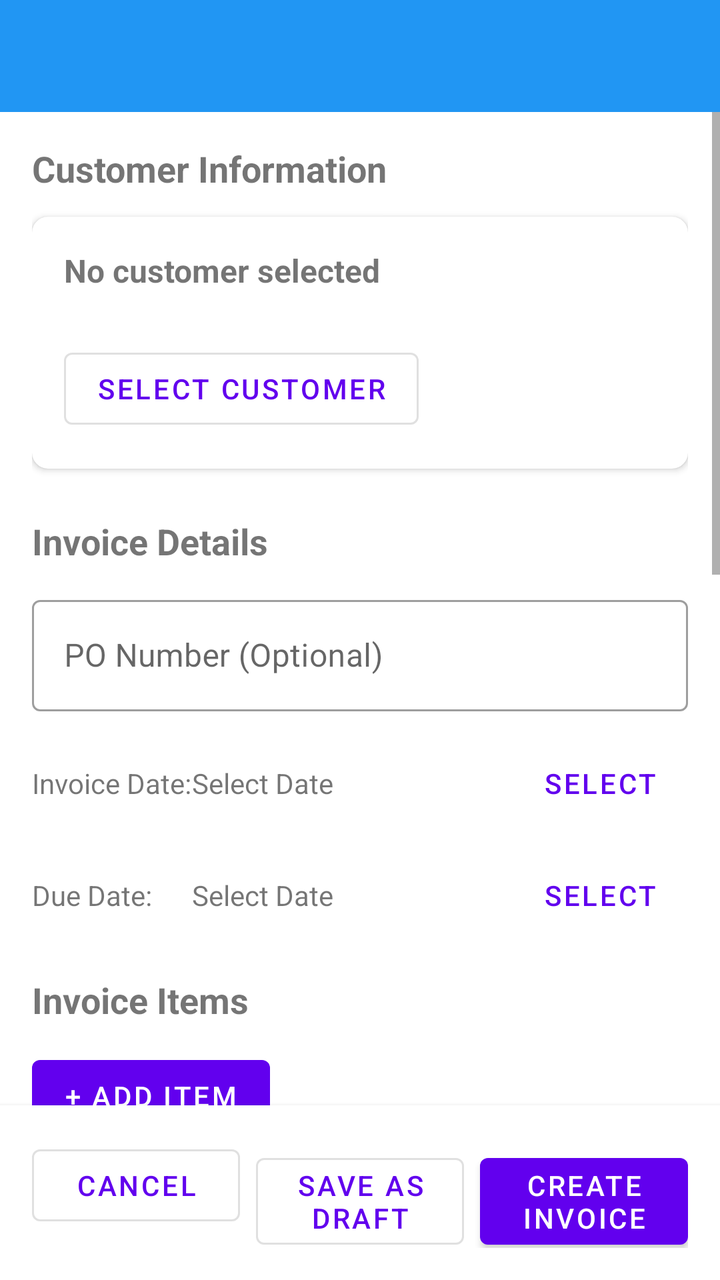
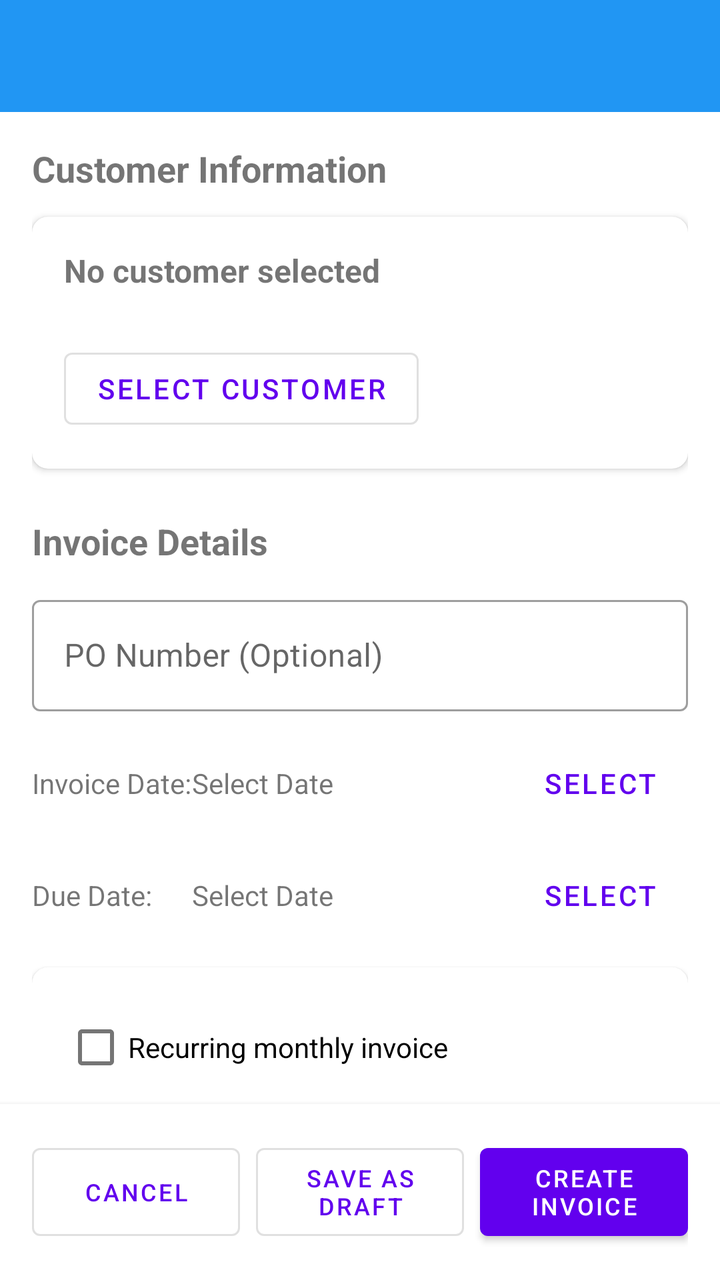

Before-and-after screenshots of an Android layout around one commit, followed by the original layout XML and the change that was made.
<!-- AndroidManifest.xml: application theme Theme.InvoiceApp -->
<!-- res/layout/activity_create_invoice.xml -->
<?xml version="1.0" encoding="utf-8"?>
<LinearLayout xmlns:android="http://schemas.android.com/apk/res/android"
    xmlns:app="http://schemas.android.com/apk/res-auto"
    android:layout_width="match_parent"
    android:layout_height="match_parent"
    android:orientation="vertical"
    android:background="@android:color/white">

    <androidx.appcompat.widget.Toolbar
        android:id="@+id/toolbar"
        android:layout_width="match_parent"
        android:layout_height="?attr/actionBarSize"
        android:background="@color/primary"
        app:titleTextColor="@android:color/white" />

    <ScrollView
        android:layout_width="match_parent"
        android:layout_height="0dp"
        android:layout_weight="1">

        <LinearLayout
            android:layout_width="match_parent"
            android:layout_height="wrap_content"
            android:orientation="vertical"
            android:padding="16dp">

            
            <TextView
                android:layout_width="wrap_content"
                android:layout_height="wrap_content"
                android:text="Customer Information"
                android:textSize="18sp"
                android:textStyle="bold"
                android:layout_marginBottom="12dp" />

            <com.google.android.material.card.MaterialCardView
                android:layout_width="match_parent"
                android:layout_height="wrap_content"
                android:layout_marginBottom="16dp"
                app:cardCornerRadius="8dp"
                app:cardElevation="2dp">

                <LinearLayout
                    android:layout_width="match_parent"
                    android:layout_height="wrap_content"
                    android:orientation="vertical"
                    android:padding="16dp">

                    <TextView
                        android:id="@+id/tvSelectedCustomer"
                        android:layout_width="wrap_content"
                        android:layout_height="wrap_content"
                        android:text="No customer selected"
                        android:textSize="16sp"
                        android:textStyle="bold" />

                    <TextView
                        android:id="@+id/tvSelectedCustomerDetails"
                        android:layout_width="wrap_content"
                        android:layout_height="wrap_content"
                        android:text=""
                        android:textSize="12sp"
                        android:textColor="@android:color/darker_gray" />

                    <Button
                        android:id="@+id/btnSelectCustomer"
                        android:layout_width="wrap_content"
                        android:layout_height="wrap_content"
                        android:layout_marginTop="8dp"
                        android:text="Select Customer"
                        style="@style/Widget.MaterialComponents.Button.OutlinedButton" />

                </LinearLayout>

            </com.google.android.material.card.MaterialCardView>

            
            <com.google.android.material.card.MaterialCardView
                android:id="@+id/cardDraftWarning"
                android:layout_width="match_parent"
                android:layout_height="wrap_content"
                android:layout_marginBottom="16dp"
                android:visibility="gone"
                app:cardBackgroundColor="#FFF3E0"
                app:cardCornerRadius="8dp"
                app:cardElevation="2dp">

                <LinearLayout
                    android:layout_width="match_parent"
                    android:layout_height="wrap_content"
                    android:orientation="horizontal"
                    android:padding="12dp">

                    <androidx.appcompat.widget.AppCompatImageView
                        android:layout_width="24dp"
                        android:layout_height="24dp"
                        android:src="@android:drawable/ic_dialog_info"
                        android:tint="#FF9800" />

                    <TextView
                        android:layout_width="0dp"
                        android:layout_height="wrap_content"
                        android:layout_weight="1"
                        android:layout_marginStart="12dp"
                        android:text="This is a DRAFT invoice. Click 'Send Invoice' to convert it to a Pending invoice and send to customer."
                        android:textColor="#E65100"
                        android:textSize="12sp" />

                </LinearLayout>

            </com.google.android.material.card.MaterialCardView>

            
            <TextView
                android:layout_width="wrap_content"
                android:layout_height="wrap_content"
                android:text="Invoice Details"
                android:textSize="18sp"
                android:textStyle="bold"
                android:layout_marginTop="8dp"
                android:layout_marginBottom="12dp" />

            <com.google.android.material.textfield.TextInputLayout
                android:layout_width="match_parent"
                android:layout_height="wrap_content"
                android:layout_marginBottom="12dp"
                style="@style/Widget.MaterialComponents.TextInputLayout.OutlinedBox">

                <com.google.android.material.textfield.TextInputEditText
                    android:id="@+id/etPoNumber"
                    android:layout_width="match_parent"
                    android:layout_height="wrap_content"
                    android:hint="PO Number (Optional)"
                    android:inputType="text" />
            </com.google.android.material.textfield.TextInputLayout>

            <LinearLayout
                android:layout_width="match_parent"
                android:layout_height="wrap_content"
                android:orientation="horizontal">

                <TextView
                    android:layout_width="0dp"
                    android:layout_height="wrap_content"
                    android:layout_weight="1"
                    android:text="Invoice Date:" />

                <TextView
                    android:id="@+id/tvSelectedDate"
                    android:layout_width="0dp"
                    android:layout_height="wrap_content"
                    android:layout_weight="2"
                    android:text="Select Date" />

                <Button
                    android:id="@+id/btnSelectDate"
                    android:layout_width="wrap_content"
                    android:layout_height="wrap_content"
                    android:text="Select"
                    style="@style/Widget.MaterialComponents.Button.TextButton" />

            </LinearLayout>

            <EditText
                android:id="@+id/etInvoiceDate"
                android:layout_width="match_parent"
                android:layout_height="wrap_content"
                android:visibility="gone" />

            <LinearLayout
                android:layout_width="match_parent"
                android:layout_height="wrap_content"
                android:layout_marginTop="8dp"
                android:orientation="horizontal">

                <TextView
                    android:layout_width="0dp"
                    android:layout_height="wrap_content"
                    android:layout_weight="1"
                    android:text="Due Date:" />

                <TextView
                    android:id="@+id/tvSelectedDueDate"
                    android:layout_width="0dp"
                    android:layout_height="wrap_content"
                    android:layout_weight="2"
                    android:text="Select Date" />

                <Button
                    android:id="@+id/btnSelectDueDate"
                    android:layout_width="wrap_content"
                    android:layout_height="wrap_content"
                    android:text="Select"
                    style="@style/Widget.MaterialComponents.Button.TextButton" />

            </LinearLayout>

            <EditText
                android:id="@+id/etDueDate"
                android:layout_width="match_parent"
                android:layout_height="wrap_content"
                android:visibility="gone" />

            
            <TextView
                android:layout_width="wrap_content"
                android:layout_height="wrap_content"
                android:text="Invoice Items"
                android:textSize="18sp"
                android:textStyle="bold"
                android:layout_marginTop="16dp"
                android:layout_marginBottom="12dp" />

            <Button
                android:id="@+id/btnAddItem"
                android:layout_width="wrap_content"
                android:layout_height="wrap_content"
                android:text="+ Add Item"
                android:layout_marginBottom="12dp" />

            <androidx.recyclerview.widget.RecyclerView
                android:id="@+id/recyclerInvoiceItems"
                android:layout_width="match_parent"
                android:layout_height="wrap_content"
                android:nestedScrollingEnabled="false"
                android:maxHeight="400dp" />

            
            <TextView
                android:layout_width="wrap_content"
                android:layout_height="wrap_content"
                android:text="Financial Details"
                android:textSize="18sp"
                android:textStyle="bold"
                android:layout_marginTop="16dp"
                android:layout_marginBottom="12dp" />

            <com.google.android.material.textfield.TextInputLayout
                android:layout_width="match_parent"
                android:layout_height="wrap_content"
                android:layout_marginBottom="12dp"
                style="@style/Widget.MaterialComponents.TextInputLayout.OutlinedBox">

                <com.google.android.material.textfield.TextInputEditText
                    android:id="@+id/etTaxRate"
                    android:layout_width="match_parent"
                    android:layout_height="wrap_content"
                    android:hint="Tax Rate (%)"
                    android:inputType="numberDecimal"
                    android:text="0" />
            </com.google.android.material.textfield.TextInputLayout>

            <com.google.android.material.textfield.TextInputLayout
                android:layout_width="match_parent"
                android:layout_height="wrap_content"
                android:layout_marginBottom="12dp"
                style="@style/Widget.MaterialComponents.TextInputLayout.OutlinedBox">

                <com.google.android.material.textfield.TextInputEditText
                    android:id="@+id/etDiscount"
                    android:layout_width="match_parent"
                    android:layout_height="wrap_content"
                    android:hint="Discount Amount"
                    android:inputType="numberDecimal"
                    android:text="0" />
            </com.google.android.material.textfield.TextInputLayout>

            <com.google.android.material.textfield.TextInputLayout
                android:layout_width="match_parent"
                android:layout_height="wrap_content"
                android:layout_marginBottom="12dp"
                style="@style/Widget.MaterialComponents.TextInputLayout.OutlinedBox">

                <com.google.android.material.textfield.TextInputEditText
                    android:id="@+id/etShipping"
                    android:layout_width="match_parent"
                    android:layout_height="wrap_content"
                    android:hint="Shipping Fee"
                    android:inputType="numberDecimal"
                    android:text="0" />
            </com.google.android.material.textfield.TextInputLayout>

            
            <androidx.cardview.widget.CardView
                android:layout_width="match_parent"
                android:layout_height="wrap_content"
                android:layout_marginTop="8dp"
                app:cardCornerRadius="8dp"
                app:cardElevation="2dp">

                <LinearLayout
                    android:layout_width="match_parent"
                    android:layout_height="wrap_content"
                    android:orientation="vertical"
                    android:padding="16dp">

                    <LinearLayout
                        android:layout_width="match_parent"
                        android:layout_height="wrap_content"
                        android:orientation="horizontal"
                        android:layout_marginBottom="8dp">

                        <TextView
                            android:layout_width="0dp"
                            android:layout_height="wrap_content"
                            android:layout_weight="1"
                            android:text="Subtotal:" />

                        <TextView
                            android:id="@+id/tvSubtotal"
                            android:layout_width="wrap_content"
                            android:layout_height="wrap_content"
                            android:text="$0.00" />

                    </LinearLayout>

                    <LinearLayout
                        android:layout_width="match_parent"
                        android:layout_height="wrap_content"
                        android:orientation="horizontal"
                        android:layout_marginBottom="8dp">

                        <TextView
                            android:layout_width="0dp"
                            android:layout_height="wrap_content"
                            android:layout_weight="1"
                            android:text="Tax:" />

                        <TextView
                            android:id="@+id/tvTaxAmount"
                            android:layout_width="wrap_content"
                            android:layout_height="wrap_content"
                            android:text="$0.00" />

                    </LinearLayout>

                    <View
                        android:layout_width="match_parent"
                        android:layout_height="1dp"
                        android:background="@android:color/darker_gray"
                        android:layout_marginVertical="8dp" />

                    <LinearLayout
                        android:layout_width="match_parent"
                        android:layout_height="wrap_content"
                        android:orientation="horizontal">

                        <TextView
                            android:layout_width="0dp"
                            android:layout_height="wrap_content"
                            android:layout_weight="1"
                            android:text="Total:"
                            android:textSize="18sp"
                            android:textStyle="bold" />

                        <TextView
                            android:id="@+id/tvTotal"
                            android:layout_width="wrap_content"
                            android:layout_height="wrap_content"
                            android:text="$0.00"
                            android:textSize="18sp"
                            android:textStyle="bold" />

                    </LinearLayout>

                </LinearLayout>

            </androidx.cardview.widget.CardView>

            
            <com.google.android.material.textfield.TextInputLayout
                android:layout_width="match_parent"
                android:layout_height="wrap_content"
                android:layout_marginTop="16dp"
                style="@style/Widget.MaterialComponents.TextInputLayout.OutlinedBox">

                <com.google.android.material.textfield.TextInputEditText
                    android:id="@+id/etNotes"
                    android:layout_width="match_parent"
                    android:layout_height="wrap_content"
                    android:hint="Notes (Optional)"
                    android:inputType="textMultiLine"
                    android:minLines="3" />
            </com.google.android.material.textfield.TextInputLayout>

        </LinearLayout>

    </ScrollView>

    
    <LinearLayout
        android:layout_width="match_parent"
        android:layout_height="wrap_content"
        android:orientation="horizontal"
        android:padding="16dp"
        android:background="@android:color/white"
        android:elevation="4dp">

        <Button
            android:id="@+id/btnCancel"
            style="@style/Widget.MaterialComponents.Button.OutlinedButton"
            android:layout_width="0dp"
            android:layout_height="wrap_content"
            android:layout_marginEnd="8dp"
            android:layout_weight="1"
            android:text="Cancel" />

        <Button
            android:id="@+id/btnSaveAsDraft"
            android:layout_width="0dp"
            android:layout_height="wrap_content"
            android:layout_weight="1"
            android:layout_marginEnd="8dp"
            android:text="Save as Draft"
            style="@style/Widget.MaterialComponents.Button.OutlinedButton" />

        <Button
            android:id="@+id/btnSendInvoice"
            android:layout_width="0dp"
            android:layout_height="wrap_content"
            android:layout_weight="1"
            android:text="Send Invoice"
            android:visibility="gone"
            android:backgroundTint="#4CAF50"
            style="@style/Widget.MaterialComponents.Button" />

        <Button
            android:id="@+id/btnCreateInvoice"
            android:layout_width="0dp"
            android:layout_height="wrap_content"
            android:layout_weight="1"
            android:text="Create Invoice"
            android:visibility="visible"
            style="@style/Widget.MaterialComponents.Button" />

    </LinearLayout>

    <ProgressBar
        android:id="@+id/progressBar"
        android:layout_width="wrap_content"
        android:layout_height="wrap_content"
        android:layout_gravity="center"
        android:visibility="gone" />

</LinearLayout>
<!-- resources referenced by this layout -->
<resources>
  <color name="primary">#2196F3</color>
  <style name="Theme.InvoiceApp" parent="Theme.MaterialComponents.DayNight.NoActionBar">
          <item name="colorPrimary">@color/purple_500</item>
          <item name="colorPrimaryVariant">@color/purple_700</item>
          <item name="colorOnPrimary">@color/white</item>
          <item name="colorSecondary">@color/teal_200</item>
          <item name="colorSecondaryVariant">@color/teal_700</item>
          <item name="colorOnSecondary">@color/black</item>
          <item name="android:statusBarColor">?attr/colorPrimaryVariant</item>
      </style>
  <color name="purple_500">#FF6200EE</color>
  <color name="purple_700">#FF3700B3</color>
  <color name="white">#FFFFFFFF</color>
  <color name="teal_200">#FF03DAC5</color>
  <color name="teal_700">#FF018786</color>
  <color name="black">#FF000000</color>
</resources>

<!-- the commit's change to res/layout/activity_create_invoice.xml (unified diff, before → after) -->
@@ -13,10 +13,11 @@
         android:background="@color/primary"
         app:titleTextColor="@android:color/white" />
 
-    <ScrollView
+    <androidx.core.widget.NestedScrollView
         android:layout_width="match_parent"
         android:layout_height="0dp"
-        android:layout_weight="1">
+        android:layout_weight="1"
+        android:fillViewport="true">
 
         <LinearLayout
             android:layout_width="match_parent"
@@ -201,6 +202,48 @@
                 android:layout_height="wrap_content"
                 android:visibility="gone" />
 
+            <com.google.android.material.card.MaterialCardView
+                android:id="@+id/cardRecurring"
+                android:layout_width="match_parent"
+                android:layout_height="wrap_content"
+                android:layout_marginTop="12dp"
+                android:layout_marginBottom="8dp"
+                app:cardCornerRadius="8dp"
+                app:cardElevation="2dp">
+
+                <LinearLayout
+                    android:layout_width="match_parent"
+                    android:layout_height="wrap_content"
+                    android:orientation="vertical"
+                    android:padding="16dp">
+
+                    <CheckBox
+                        android:id="@+id/chkRecurring"
+                        android:layout_width="match_parent"
+                        android:layout_height="wrap_content"
+                        android:text="Recurring monthly invoice" />
+
+                    <com.google.android.material.textfield.TextInputLayout
+                        android:id="@+id/layoutRecurringDay"
+                        style="@style/Widget.MaterialComponents.TextInputLayout.OutlinedBox"
+                        android:layout_width="match_parent"
+                        android:layout_height="wrap_content"
+                        android:layout_marginTop="8dp"
+                        android:visibility="gone">
+
+                        <com.google.android.material.textfield.TextInputEditText
+                            android:id="@+id/etRecurringDay"
+                            android:layout_width="match_parent"
+                            android:layout_height="wrap_content"
+                            android:hint="Monthly send day (1-28)"
+                            android:inputType="number"
+                            android:text="1" />
+                    </com.google.android.material.textfield.TextInputLayout>
+
+                </LinearLayout>
+
+            </com.google.android.material.card.MaterialCardView>
+
             
             <TextView
                 android:layout_width="wrap_content"
@@ -222,8 +265,9 @@
                 android:id="@+id/recyclerInvoiceItems"
                 android:layout_width="match_parent"
                 android:layout_height="wrap_content"
+                android:clipToPadding="false"
                 android:nestedScrollingEnabled="false"
-                android:maxHeight="400dp" />
+                android:overScrollMode="never" />
 
             
             <TextView
@@ -385,7 +429,7 @@
 
         </LinearLayout>
 
-    </ScrollView>
+    </androidx.core.widget.NestedScrollView>
 
     
     <LinearLayout
@@ -394,44 +438,61 @@
         android:orientation="horizontal"
         android:padding="16dp"
         android:background="@android:color/white"
-        android:elevation="4dp">
+        android:elevation="4dp"
+        android:baselineAligned="false">
 
         <Button
             android:id="@+id/btnCancel"
             style="@style/Widget.MaterialComponents.Button.OutlinedButton"
             android:layout_width="0dp"
-            android:layout_height="wrap_content"
+            android:layout_height="56dp"
             android:layout_marginEnd="8dp"
             android:layout_weight="1"
+            android:gravity="center"
+            android:maxLines="2"
+            android:minHeight="56dp"
+            android:textSize="12sp"
             android:text="Cancel" />
 
         <Button
             android:id="@+id/btnSaveAsDraft"
+            style="@style/Widget.MaterialComponents.Button.OutlinedButton"
             android:layout_width="0dp"
-            android:layout_height="wrap_content"
+            android:layout_height="56dp"
             android:layout_weight="1"
             android:layout_marginEnd="8dp"
+            android:gravity="center"
+            android:maxLines="2"
+            android:minHeight="56dp"
             android:text="Save as Draft"
-            style="@style/Widget.MaterialComponents.Button.OutlinedButton" />
+            android:textSize="12sp" />
 
         <Button
             android:id="@+id/btnSendInvoice"
+            style="@style/Widget.MaterialComponents.Button"
             android:layout_width="0dp"
-            android:layout_height="wrap_content"
+            android:layout_height="56dp"
             android:layout_weight="1"
+            android:backgroundTint="#4CAF50"
+            android:gravity="center"
+            android:maxLines="2"
+            android:minHeight="56dp"
             android:text="Send Invoice"
-            android:visibility="gone"
-            android:backgroundTint="#4CAF50"
-            style="@style/Widget.MaterialComponents.Button" />
+            android:textSize="12sp"
+            android:visibility="gone" />
 
         <Button
             android:id="@+id/btnCreateInvoice"
+            style="@style/Widget.MaterialComponents.Button"
             android:layout_width="0dp"
-            android:layout_height="wrap_content"
+            android:layout_height="56dp"
             android:layout_weight="1"
+            android:gravity="center"
+            android:maxLines="2"
+            android:minHeight="56dp"
             android:text="Create Invoice"
-            android:visibility="visible"
-            style="@style/Widget.MaterialComponents.Button" />
+            android:textSize="12sp"
+            android:visibility="visible" />
 
     </LinearLayout>
 
